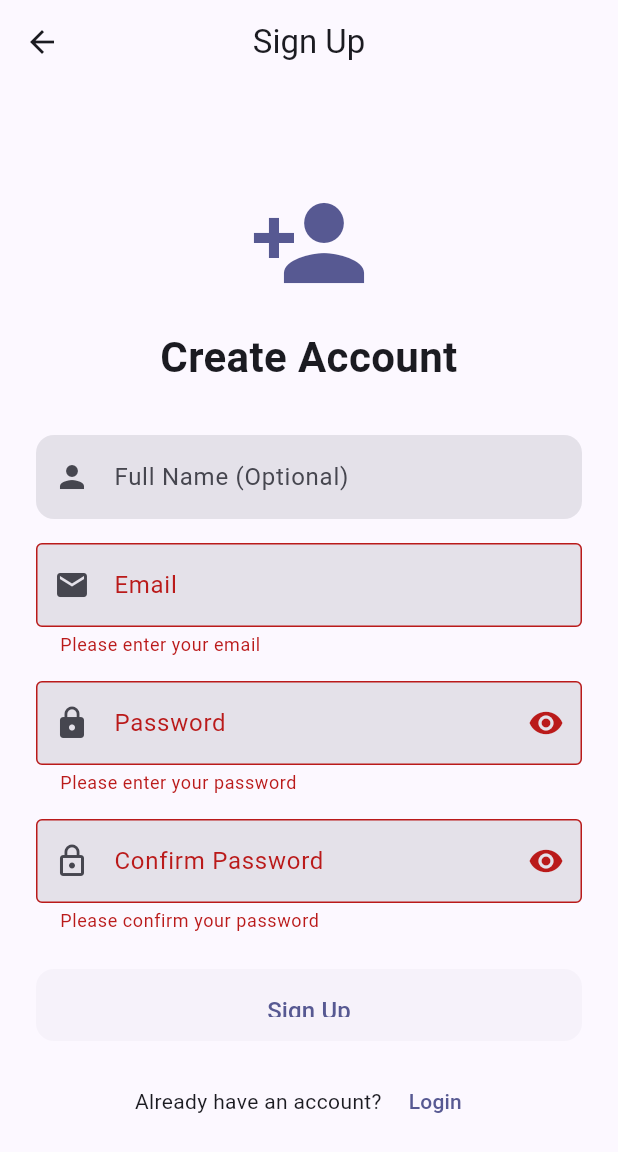
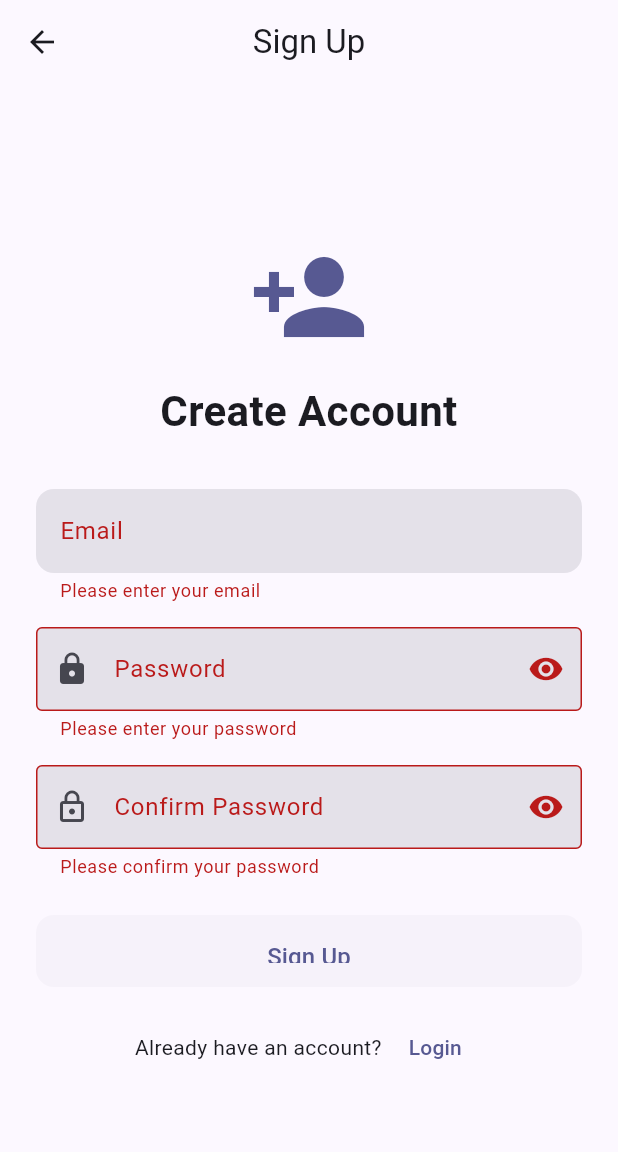
Before and after one commit to mistergaurav/memoryhub, a Flutter app: the SignupScreen screen opened by its route, after a tap on "Sign Up", on a phone screen of 412 x 824 dp. Shown: the top 1152 px of the screen. Run offline on Flutter 3.47's test engine with Material 3 defaults, Android fonts, the phone set to English and light mode, and no system bars; our stand-ins replace file_picker, shared_preferences; accounts and stored records are empty.

Commit message:
updated few codebase

```diff
--- a/memory_hub_app/lib/screens/auth/signup_screen.dart
+++ b/memory_hub_app/lib/screens/auth/signup_screen.dart
@@ -1,4 +1,5 @@
 import 'package:flutter/material.dart';
+import 'package:flutter/foundation.dart';
 import '../../services/auth_service.dart';
 
 class SignupScreen extends StatefulWidget {
@@ -101,29 +102,13 @@
                     ),
                     const SizedBox(height: 32),
 TextFormField(
-                      controller: _fullNameController,
-                      decoration: const InputDecoration(
-                        labelText: 'Full Name (Optional)',
-                        prefixIcon: Icon(Icons.person),
-                        border: OutlineInputBorder(),
-                      ),
-                    ),
-                    const SizedBox(height: 16),
-                    TextFormField(
   controller: _emailController,
-                      keyboardType: TextInputType.emailAddress,
+  keyboardType: kIsWeb ? TextInputType.text : TextInputType.emailAddress,
   decoration: const InputDecoration(
     labelText: 'Email',
-                        prefixIcon: Icon(Icons.email),
-                        border: OutlineInputBorder(),
   ),
   validator: (value) {
-                        if (value == null || value.isEmpty) {
-                          return 'Please enter your email';
-                        }
-                        if (!value.contains('@')) {
-                          return 'Please enter a valid email';
-                        }
+    if (value == null || value.isEmpty) return 'Please enter your email';
     return null;
   },
 ),
```
Also changed, not shown: memory_hub_app/pubspec.lock, 14 other files. Lines whose indentation alone changed are shown as unchanged.
